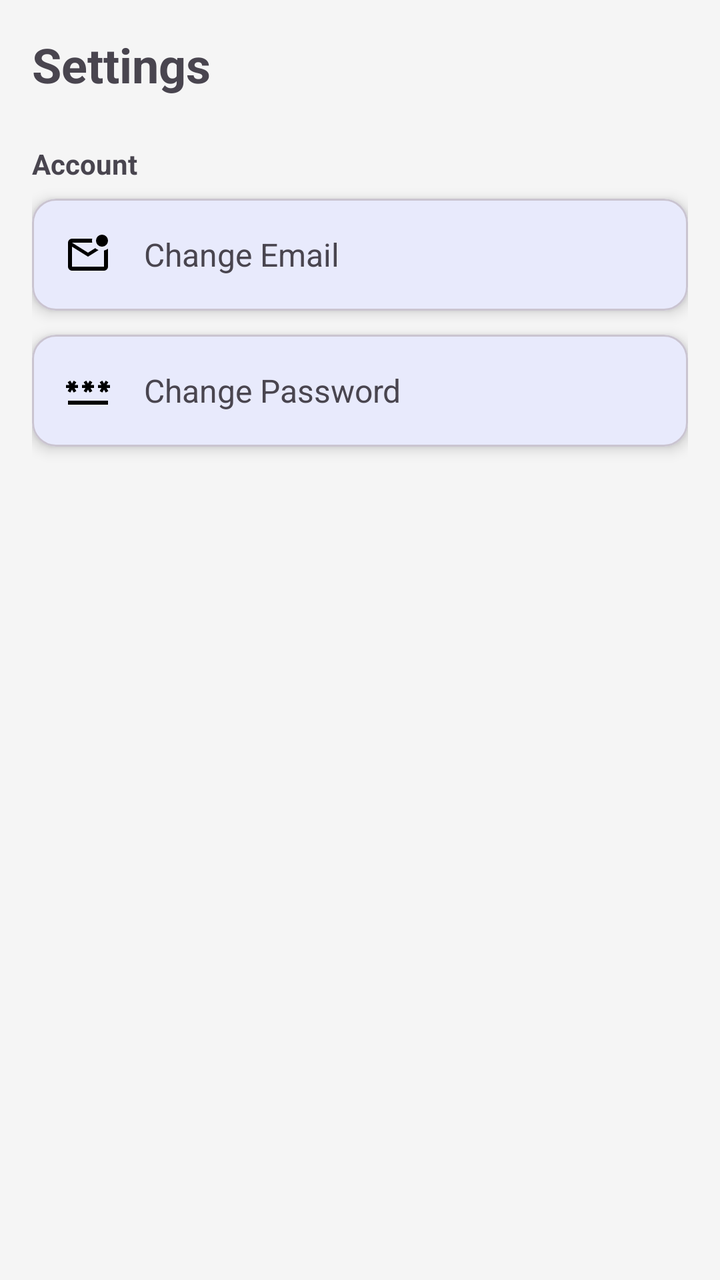
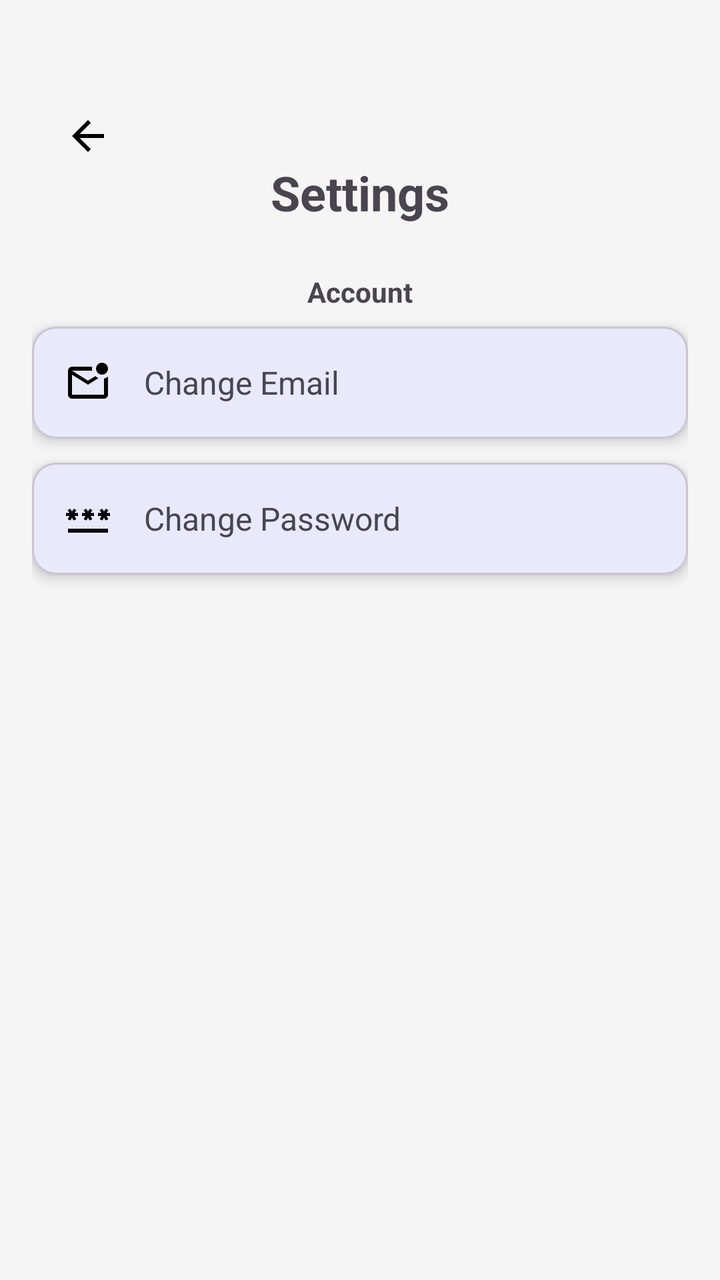

Before-and-after screenshots of an Android layout around one commit, followed by the original layout XML and the change that was made.
<!-- AndroidManifest.xml: application theme Theme.App -->
<!-- res/layout/activity_settings.xml -->
<?xml version="1.0" encoding="utf-8"?>
<ScrollView xmlns:android="http://schemas.android.com/apk/res/android"
    xmlns:app="http://schemas.android.com/apk/res-auto"
    android:layout_width="match_parent"
    android:layout_height="match_parent"
    android:background="#F5F5F5">

    <LinearLayout
        android:layout_width="match_parent"
        android:layout_height="wrap_content"
        android:orientation="vertical"
        android:padding="16dp">

        
        <TextView
            android:layout_width="wrap_content"
            android:layout_height="wrap_content"
            android:text="@string/settings"
            android:textSize="24sp"
            android:textStyle="bold"
            android:paddingBottom="16dp" />

        
        <TextView
            android:layout_width="wrap_content"
            android:layout_height="wrap_content"
            android:text="Account"
            android:textStyle="bold"
            android:paddingTop="8dp"
            android:paddingBottom="8dp" />

        
        <com.google.android.material.card.MaterialCardView
            android:id="@+id/cardChangeEmail"
            android:layout_width="match_parent"
            android:layout_height="wrap_content"
            android:layout_marginBottom="12dp"
            app:cardCornerRadius="12dp"
            app:cardElevation="4dp">

            <LinearLayout
                android:layout_width="match_parent"
                android:layout_height="wrap_content"
                android:padding="16dp"
                android:orientation="horizontal"
                android:gravity="center_vertical">

                <ImageView
                    android:layout_width="24dp"
                    android:layout_height="24dp"
                    android:src="@drawable/ic_email" />

                <TextView
                    android:layout_width="wrap_content"
                    android:layout_height="wrap_content"
                    android:text="@string/change_email"
                    android:textSize="16sp"
                    android:layout_marginStart="16dp" />
            </LinearLayout>
        </com.google.android.material.card.MaterialCardView>

        
        <com.google.android.material.card.MaterialCardView
            android:id="@+id/cardChangePassword"
            android:layout_width="match_parent"
            android:layout_height="wrap_content"
            android:layout_marginBottom="12dp"
            app:cardCornerRadius="12dp"
            app:cardElevation="4dp">

            <LinearLayout
                android:layout_width="match_parent"
                android:layout_height="wrap_content"
                android:padding="16dp"
                android:orientation="horizontal"
                android:gravity="center_vertical">

                <ImageView
                    android:layout_width="24dp"
                    android:layout_height="24dp"
                    android:src="@drawable/ic_lock" />

                <TextView
                    android:layout_width="wrap_content"
                    android:layout_height="wrap_content"
                    android:text="@string/change_password"
                    android:textSize="16sp"
                    android:layout_marginStart="16dp" />
            </LinearLayout>
        </com.google.android.material.card.MaterialCardView>

        
        <com.google.android.material.card.MaterialCardView
            android:id="@+id/cardLogout"
            android:layout_width="match_parent"
            android:layout_height="wrap_content"
            app:cardCornerRadius="12dp"
            app:cardElevation="4dp">




        </com.google.android.material.card.MaterialCardView>

    </LinearLayout>

</ScrollView>
<!-- resources referenced by this layout -->
<resources>
  <!-- drawable ic_email (drawable) -->
  <vector xmlns:android="http://schemas.android.com/apk/res/android" android:height="24dp" android:tint="#000000" android:viewportHeight="960" android:viewportWidth="960" android:width="24dp">
        
      <path android:fillColor="@android:color/white" android:pathData="M160,800Q127,800 103.5,776.5Q80,753 80,720L80,240Q80,207 103.5,183.5Q127,160 160,160L564,160Q560,180 560,200Q560,220 564,240L160,240L480,440L626,349Q640,362 656.5,371.5Q673,381 691,388L480,520L160,320L160,720Q160,720 160,720Q160,720 160,720L800,720Q800,720 800,720Q800,720 800,720L800,396Q823,391 843,382Q863,373 880,360L880,720Q880,753 856.5,776.5Q833,800 800,800L160,800ZM160,240L160,240L160,240L160,720Q160,720 160,720Q160,720 160,720L160,720Q160,720 160,720Q160,720 160,720L160,240Q160,240 160,240Q160,240 160,240Q160,240 160,240Q160,240 160,240ZM675,285Q640,250 640,200Q640,150 675,115Q710,80 760,80Q810,80 845,115Q880,150 880,200Q880,250 845,285Q810,320 760,320Q710,320 675,285Z"/>
      
  </vector>
  <!-- drawable ic_lock (drawable) -->
  <vector xmlns:android="http://schemas.android.com/apk/res/android" android:height="24dp" android:tint="#000000" android:viewportHeight="960" android:viewportWidth="960" android:width="24dp">
        
      <path android:fillColor="@android:color/white" android:pathData="M80,760L80,680L880,680L880,760L80,760ZM126,518L74,488L108,428L40,428L40,368L108,368L74,310L126,280L160,338L194,280L246,310L212,368L280,368L280,428L212,428L246,488L194,518L160,458L126,518ZM446,518L394,488L428,428L360,428L360,368L428,368L394,310L446,280L480,338L514,280L566,310L532,368L600,368L600,428L532,428L566,488L514,518L480,458L446,518ZM766,518L714,488L748,428L680,428L680,368L748,368L714,310L766,280L800,338L834,280L886,310L852,368L920,368L920,428L852,428L886,488L834,518L800,458L766,518Z"/>
      
  </vector>
  <string name="change_email">Change Email</string>
  <string name="change_password">Change Password</string>
  <string name="settings">Settings</string>
  <style name="Theme.App" parent="Base.Theme.App" />
  <style name="Base.Theme.App" parent="Theme.Material3.DayNight.NoActionBar">
          <item name="colorPrimary">#1A73E8</item>
          <item name="android:statusBarColor">@android:color/transparent</item>
          <item name="android:navigationBarColor">@android:color/transparent</item>
  
  
      </style>
</resources>

<!-- the commit's change to res/layout/activity_settings.xml (unified diff, before → after) -->
@@ -12,12 +12,24 @@
         android:padding="16dp">
 
         
+        <ImageView
+            android:id="@+id/backBtn"
+            android:layout_width="24dp"
+            android:layout_height="24dp"
+            android:layout_marginTop="40dp"
+            android:layout_marginStart="16dp"
+            android:src="@drawable/ic_back"
+            app:tint="@android:color/black"
+            android:contentDescription="Back"/>
+
+        
         <TextView
             android:layout_width="wrap_content"
             android:layout_height="wrap_content"
             android:text="@string/settings"
             android:textSize="24sp"
             android:textStyle="bold"
+            android:layout_gravity="center"
             android:paddingBottom="16dp" />
 
         
@@ -26,6 +38,7 @@
             android:layout_height="wrap_content"
             android:text="Account"
             android:textStyle="bold"
+            android:layout_gravity="center"
             android:paddingTop="8dp"
             android:paddingBottom="8dp" />
 
<!-- resource entries referenced after the edit -->
@@ -1,5 +1,11 @@
 <!-- resources referenced by this layout -->
 <resources>
+  <!-- drawable ic_back (drawable) -->
+  <vector xmlns:android="http://schemas.android.com/apk/res/android" android:autoMirrored="true" android:height="24dp" android:tint="#000000" android:viewportHeight="960" android:viewportWidth="960" android:width="24dp">
+        
+      <path android:fillColor="@android:color/white" android:pathData="M313,520L537,744L480,800L160,480L480,160L537,216L313,440L800,440L800,520L313,520Z"/>
+      
+  </vector>
   <!-- drawable ic_email (drawable) -->
   <vector xmlns:android="http://schemas.android.com/apk/res/android" android:height="24dp" android:tint="#000000" android:viewportHeight="960" android:viewportWidth="960" android:width="24dp">
         
